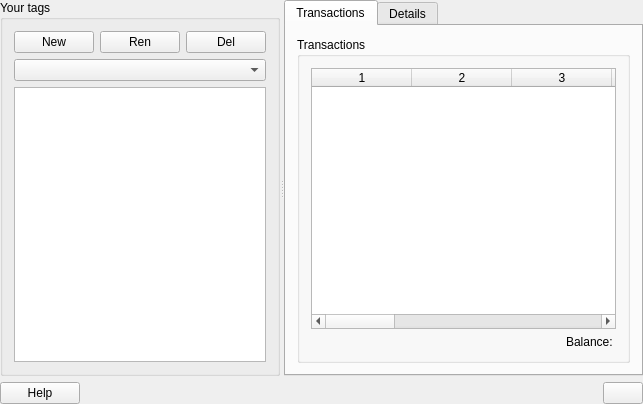
This is kmymoney/views/ktagsview.ui in KDE/kmymoney as Qt 5 draws it before an edit. The edited form follows.
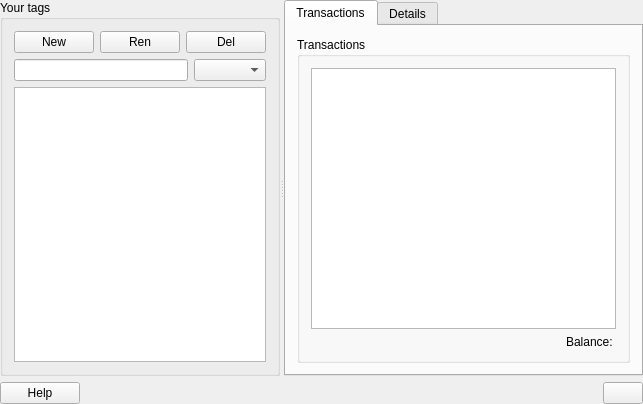
This is the edited form. Custom widgets are drawn as their Qt base class.

Commit message: Converted tags view to use tagsModel

```diff
--- a/kmymoney/views/ktagsview.ui
+++ b/kmymoney/views/ktagsview.ui
@@ -93,7 +93,14 @@
          <item>
           <layout class="QHBoxLayout" name="m_listTopHLayout">
            <item>
-            <widget class="KComboBox" name="m_filterBox"/>
+            <widget class="QLineEdit" name="m_searchWidget">
+             <property name="clearButtonEnabled">
+              <bool>true</bool>
+             </property>
+            </widget>
+           </item>
+           <item>
+            <widget class="QComboBox" name="m_filterBox"/>
            </item>
           </layout>
          </item>
@@ -169,20 +176,7 @@
                 <number>0</number>
                </property>
                <item>
-                <widget class="KMyMoneyRegister::Register" name="m_register">
-                 <column/>
-                 <column/>
-                 <column/>
-                 <column/>
-                 <column/>
-                 <column/>
-                 <column/>
-                 <column/>
-                 <column/>
-                 <column/>
-                 <column/>
-                 <column/>
-                </widget>
+                <widget class="LedgerView" name="m_register"/>
                </item>
                <item>
                 <widget class="QLabel" name="m_balanceLabel">
@@ -373,25 +367,20 @@
  </widget>
  <layoutdefault spacing="6" margin="11"/>
  <customwidgets>
-  <customwidget>
-   <class>KColorButton</class>
-   <extends>QPushButton</extends>
-   <header>kcolorbutton.h</header>
-  </customwidget>
   <customwidget>
    <class>KTextEdit</class>
    <extends>QTextEdit</extends>
    <header>ktextedit.h</header>
   </customwidget>
   <customwidget>
-   <class>KComboBox</class>
-   <extends>QComboBox</extends>
-   <header>kcombobox.h</header>
+   <class>KColorButton</class>
+   <extends>QPushButton</extends>
+   <header>kcolorbutton.h</header>
   </customwidget>
   <customwidget>
-   <class>KMyMoneyRegister::Register</class>
-   <extends>QTableWidget</extends>
-   <header>register.h</header>
+   <class>LedgerView</class>
+   <extends>QTableView</extends>
+   <header>ledgerview.h</header>
   </customwidget>
  </customwidgets>
  <includes>
```
Left out of the diff: 41 changed lines with no effect on the pictures. The commit also changes 6 other files.
